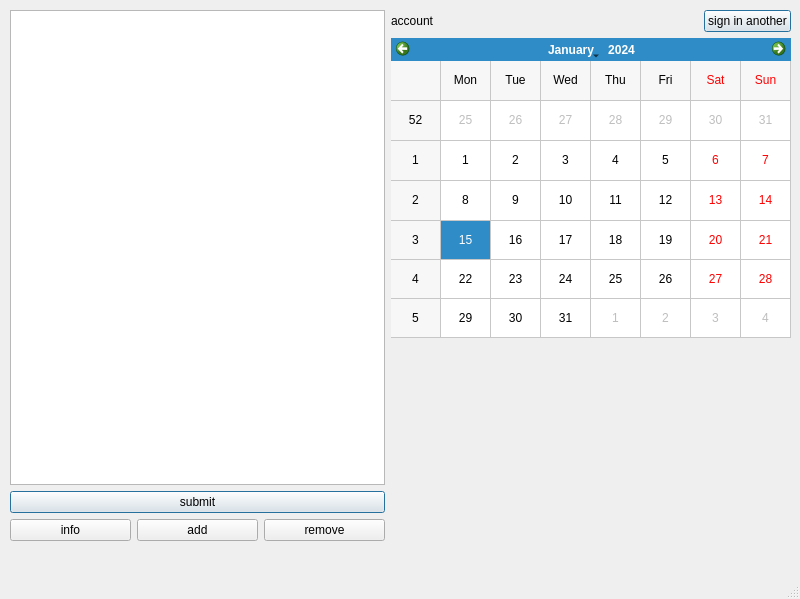
Old version of the form calendar.ui in the repository Raimguzhinov/qt-bday-calendar.
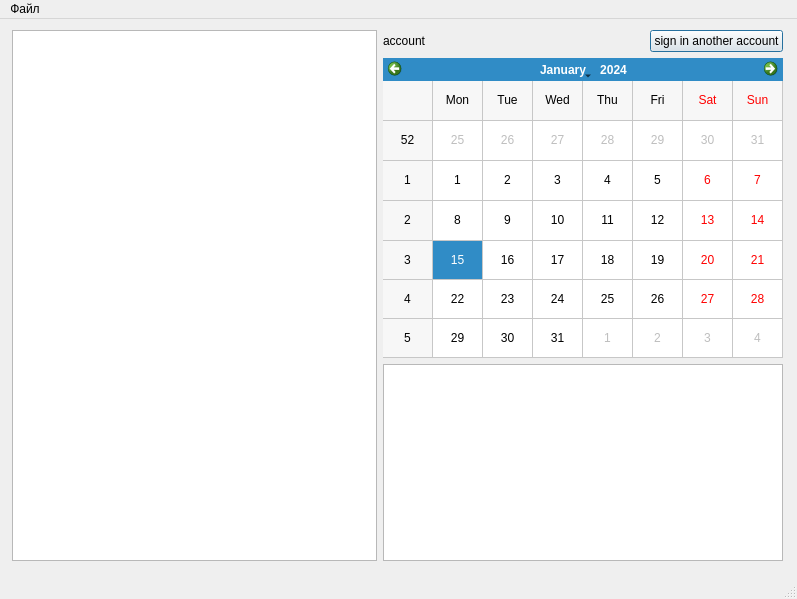
New version of the form.

Commit message: Add calendar widget dates logic

```diff
--- a/calendar.ui
+++ b/calendar.ui
@@ -6,7 +6,7 @@
    <rect>
     <x>0</x>
     <y>0</y>
-    <width>800</width>
+    <width>797</width>
     <height>599</height>
    </rect>
   </property>
@@ -17,28 +17,18 @@
    <widget class="QWidget" name="">
     <property name="geometry">
      <rect>
-      <x>10</x>
-      <y>10</y>
-      <width>781</width>
+      <x>12</x>
+      <y>11</y>
+      <width>771</width>
       <height>531</height>
      </rect>
     </property>
-    <layout class="QGridLayout" name="gridLayout_4">
+    <layout class="QGridLayout" name="gridLayout">
+     <item row="0" column="0">
+      <widget class="QTableView" name="tableView"/>
+     </item>
      <item row="0" column="1">
       <layout class="QGridLayout" name="gridLayout_3">
-       <item row="2" column="0">
-        <spacer name="verticalSpacer">
-         <property name="orientation">
-          <enum>Qt::Vertical</enum>
-         </property>
-         <property name="sizeHint" stdset="0">
-          <size>
-           <width>20</width>
-           <height>40</height>
-          </size>
-         </property>
-        </spacer>
-       </item>
        <item row="1" column="0">
         <widget class="QCalendarWidget" name="calendarWidget">
          <property name="minimumSize">
@@ -65,7 +55,7 @@
               </sizepolicy>
              </property>
              <property name="text">
-              <string>sign in another</string>
+              <string>sign in another account</string>
              </property>
              <property name="autoDefault">
               <bool>true</bool>
@@ -89,50 +79,8 @@
          </item>
         </layout>
        </item>
-      </layout>
-     </item>
-     <item row="0" column="0">
-      <layout class="QGridLayout" name="gridLayout">
        <item row="2" column="0">
-        <layout class="QHBoxLayout" name="horizontalLayout">
-         <item>
-          <widget class="QPushButton" name="pushButton">
-           <property name="text">
-            <string>info</string>
-           </property>
-           <property name="flat">
-            <bool>false</bool>
-           </property>
-          </widget>
-         </item>
-         <item>
-          <widget class="QPushButton" name="pushButton_2">
-           <property name="text">
-            <string>add</string>
-           </property>
-          </widget>
-         </item>
-         <item>
-          <widget class="QPushButton" name="pushButton_3">
-           <property name="text">
-            <string>remove</string>
-           </property>
-          </widget>
-         </item>
-        </layout>
-       </item>
-       <item row="0" column="0">
-        <widget class="QTableView" name="tableView"/>
-       </item>
-       <item row="1" column="0">
-        <widget class="QPushButton" name="pushButton_6">
-         <property name="text">
-          <string>submit</string>
-         </property>
-         <property name="default">
-          <bool>true</bool>
-         </property>
-        </widget>
+        <widget class="QTextEdit" name="bithdayInfo"/>
        </item>
       </layout>
      </item>
@@ -144,10 +92,18 @@
     <rect>
      <x>0</x>
      <y>0</y>
-     <width>800</width>
+     <width>797</width>
      <height>24</height>
     </rect>
    </property>
+   <widget class="QMenu" name="menu">
+    <property name="title">
+     <string>Файл</string>
+    </property>
+    <addaction name="action"/>
+    <addaction name="action_3"/>
+   </widget>
+   <addaction name="menu"/>
   </widget>
   <widget class="QStatusBar" name="statusbar"/>
  </widget>
```
Left out of the diff: 12 changed lines with no effect on the pictures. The commit also changes 3 other files.
